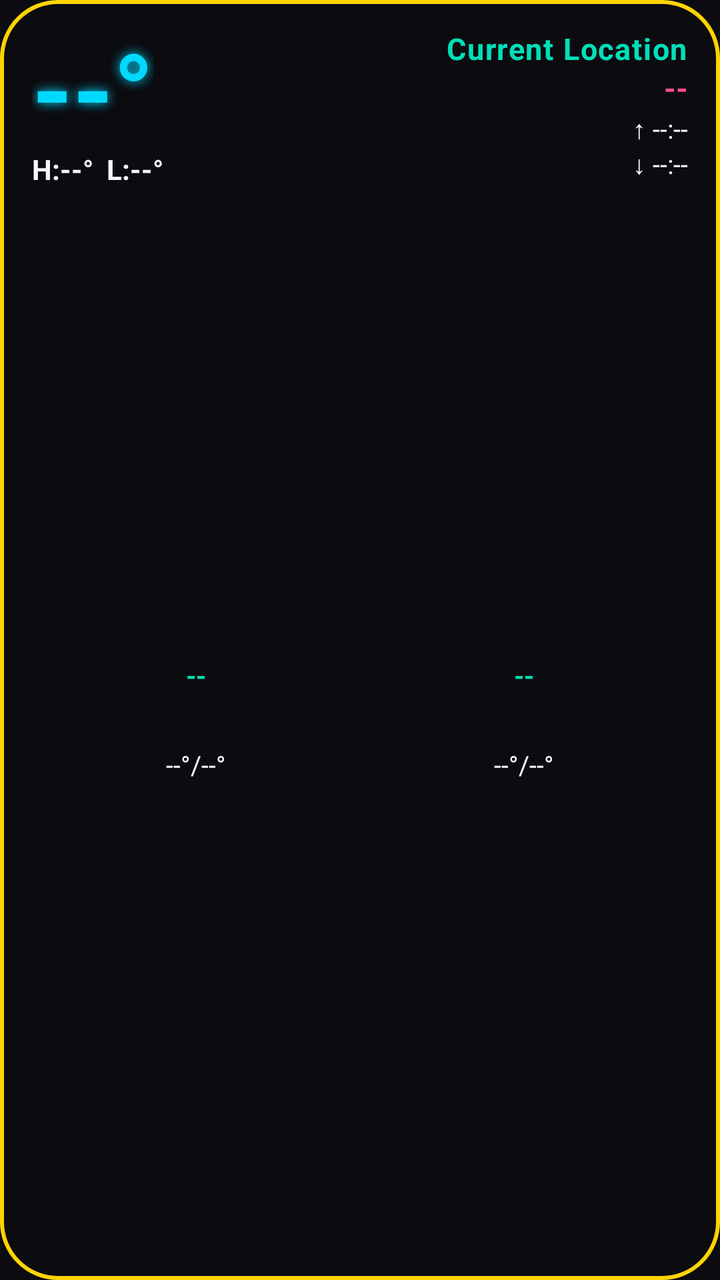
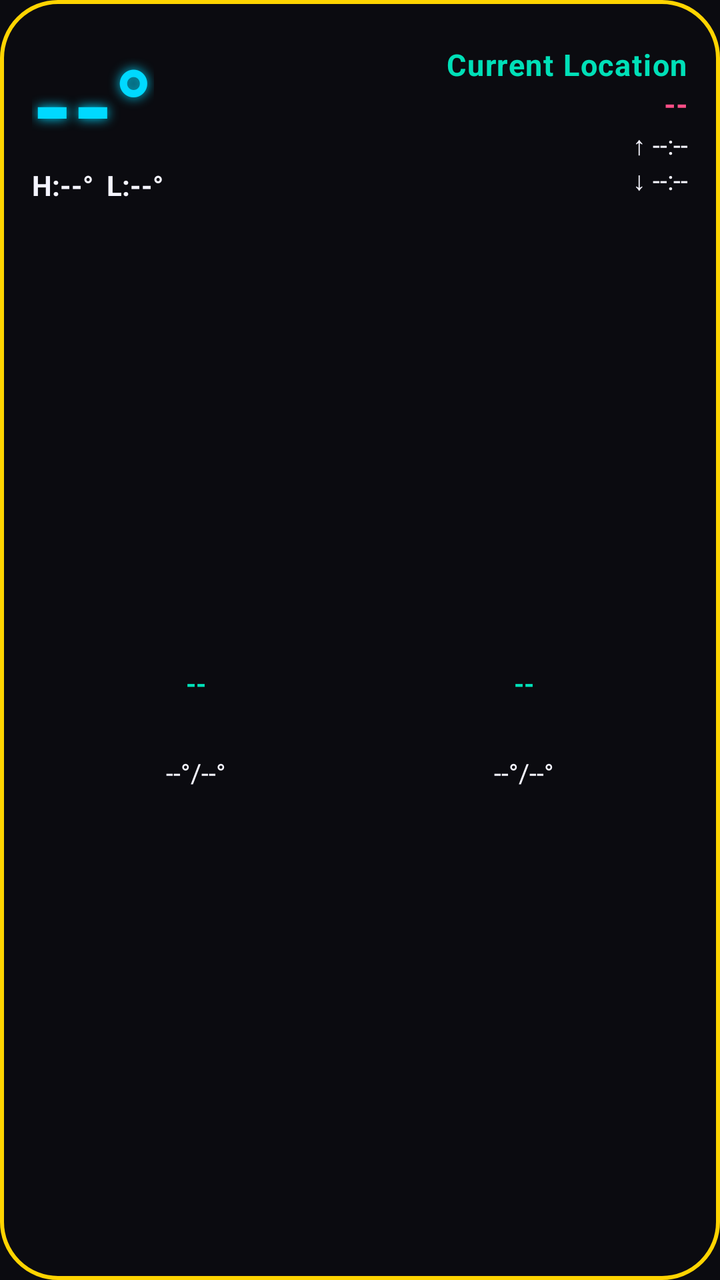

Before-and-after screenshots of an Android layout around one commit, followed by the original layout XML and the change that was made.
<!-- AndroidManifest.xml: application theme Theme.WeatherWidget -->
<!-- res/layout/widget_weather.xml -->
<?xml version="1.0" encoding="utf-8"?>
<LinearLayout xmlns:android="http://schemas.android.com/apk/res/android"
    android:id="@+id/weatherWidgetRoot"
    android:layout_width="match_parent"
    android:layout_height="match_parent"
    android:orientation="vertical"
    android:background="@drawable/widget_background"
    android:padding="16dp">

    <LinearLayout
        android:layout_width="match_parent"
        android:layout_height="wrap_content"
        android:orientation="horizontal">

        
        <LinearLayout
            android:layout_width="0dp"
            android:layout_weight="1"
            android:layout_height="wrap_content"
            android:orientation="vertical"
            android:gravity="start">

            <TextView
                android:id="@+id/tempText"
                android:layout_width="wrap_content"
                android:layout_height="wrap_content"
                android:includeFontPadding="false"
                android:textColor="@color/retro_cyan"
                android:textSize="52sp"
                android:textStyle="bold"
                android:shadowColor="@color/retro_cyan"
                android:shadowDx="0"
                android:shadowDy="0"
                android:shadowRadius="14"
                android:text="--°" />

            <TextView
                android:id="@+id/todayHighLowText"
                android:layout_width="wrap_content"
                android:layout_height="wrap_content"
                android:includeFontPadding="false"
                android:textColor="@color/retro_white"
                android:textSize="14sp"
                android:textStyle="bold"
                android:maxLines="1"
                android:ellipsize="end"
                android:text="H:--°  L:--°" />

        </LinearLayout>

        
        <LinearLayout
            android:layout_width="0dp"
            android:layout_weight="1"
            android:layout_height="wrap_content"
            android:orientation="vertical"
            android:gravity="end">

            <TextView
                android:id="@+id/locationText"
                android:layout_width="wrap_content"
                android:layout_height="wrap_content"
                android:includeFontPadding="false"
                android:textColor="@color/retro_teal"
                android:textSize="15sp"
                android:textStyle="bold"
                android:letterSpacing="0.04"
                android:maxLines="1"
                android:ellipsize="end"
                android:text="@string/current_location" />

            <LinearLayout
                android:id="@+id/conditionRow"
                android:layout_width="wrap_content"
                android:layout_height="wrap_content"
                android:orientation="horizontal"
                android:gravity="center_vertical">

                <TextView
                    android:id="@+id/conditionEmoji"
                    android:layout_width="wrap_content"
                    android:layout_height="wrap_content"
                    android:textSize="16sp"
                    android:layout_marginEnd="4dp"
                    android:text="" />

                <TextView
                    android:id="@+id/conditionText"
                    android:layout_width="wrap_content"
                    android:layout_height="wrap_content"
                    android:includeFontPadding="false"
                    android:textColor="@color/retro_pink"
                    android:textSize="15sp"
                    android:textStyle="bold"
                    android:maxLines="1"
                    android:ellipsize="end"
                    android:text="--" />

            </LinearLayout>

            
            <LinearLayout
                android:id="@+id/sunRow"
                android:layout_width="wrap_content"
                android:layout_height="wrap_content"
                android:orientation="vertical"
                android:gravity="end">

                <TextView
                    android:id="@+id/sunriseText"
                    android:layout_width="wrap_content"
                    android:layout_height="wrap_content"
                    android:includeFontPadding="false"
                    android:textColor="@color/retro_white"
                    android:textSize="13sp"
                    android:maxLines="1"
                    android:ellipsize="end"
                    android:text="↑ --:--" />

                <TextView
                    android:id="@+id/sunsetText"
                    android:layout_width="wrap_content"
                    android:layout_height="wrap_content"
                    android:includeFontPadding="false"
                    android:textColor="@color/retro_white"
                    android:textSize="13sp"
                    android:maxLines="1"
                    android:ellipsize="end"
                    android:text="↓ --:--" />

            </LinearLayout>

        </LinearLayout>

    </LinearLayout>

    
    <LinearLayout
        android:id="@+id/forecastRow"
        android:layout_width="match_parent"
        android:layout_height="0dp"
        android:layout_weight="1"
        android:orientation="horizontal"
        android:layout_marginTop="4dp">

        <LinearLayout
            android:layout_width="0dp"
            android:layout_weight="1"
            android:layout_height="match_parent"
            android:orientation="vertical"
            android:gravity="center">

            <TextView
                android:id="@+id/forecast1Day"
                android:layout_width="wrap_content"
                android:layout_height="wrap_content"
                android:includeFontPadding="false"
                android:textColor="@color/retro_teal"
                android:textStyle="bold"
                android:textSize="13sp"
                android:text="--" />

            <TextView
                android:id="@+id/forecast1Emoji"
                android:layout_width="wrap_content"
                android:layout_height="wrap_content"
                android:textSize="22sp"
                android:text="" />

            <TextView
                android:id="@+id/forecast1HighLow"
                android:layout_width="wrap_content"
                android:layout_height="wrap_content"
                android:includeFontPadding="false"
                android:textColor="@color/retro_white"
                android:textSize="13sp"
                android:text="--°/--°" />

        </LinearLayout>

        <LinearLayout
            android:layout_width="0dp"
            android:layout_weight="1"
            android:layout_height="match_parent"
            android:orientation="vertical"
            android:gravity="center">

            <TextView
                android:id="@+id/forecast2Day"
                android:layout_width="wrap_content"
                android:layout_height="wrap_content"
                android:includeFontPadding="false"
                android:textColor="@color/retro_teal"
                android:textStyle="bold"
                android:textSize="13sp"
                android:text="--" />

            <TextView
                android:id="@+id/forecast2Emoji"
                android:layout_width="wrap_content"
                android:layout_height="wrap_content"
                android:textSize="22sp"
                android:text="" />

            <TextView
                android:id="@+id/forecast2HighLow"
                android:layout_width="wrap_content"
                android:layout_height="wrap_content"
                android:includeFontPadding="false"
                android:textColor="@color/retro_white"
                android:textSize="13sp"
                android:text="--°/--°" />

        </LinearLayout>

    </LinearLayout>

    
    <TextView
        android:id="@+id/updatedText"
        android:layout_width="match_parent"
        android:layout_height="wrap_content"
        android:includeFontPadding="false"
        android:textColor="@color/retro_white_dim"
        android:textSize="10sp"
        android:maxLines="1"
        android:ellipsize="end"
        android:visibility="gone"
        android:text="" />

</LinearLayout>
<!-- resources referenced by this layout -->
<resources>
  <color name="retro_cyan">#00D9FF</color>
  <color name="retro_pink">#FF4F87</color>
  <color name="retro_teal">#00E0B8</color>
  <color name="retro_white">#F5F5FF</color>
  <color name="retro_white_dim">#8C8C99</color>
  <!-- drawable widget_background (drawable) -->
  <?xml version="1.0" encoding="utf-8"?>
  <layer-list xmlns:android="http://schemas.android.com/apk/res/android">
      <item>
          <shape android:shape="rectangle">
              <solid android:color="@color/widget_bg" />
              <corners android:radius="@dimen/widget_corner_radius" />
          </shape>
      </item>
      <item>
          <shape android:shape="rectangle">
              <stroke
                  android:width="2dp"
                  android:color="@color/retro_yellow" />
              <corners android:radius="@dimen/widget_corner_radius" />
          </shape>
      </item>
  </layer-list>
  <string name="current_location">Current Location</string>
  <style name="Theme.WeatherWidget" parent="Theme.MaterialComponents.NoActionBar">
          <item name="colorPrimary">@color/retro_teal</item>
          <item name="colorPrimaryDark">@color/black</item>
          <item name="colorAccent">@color/retro_cyan</item>
          <item name="android:windowBackground">@color/widget_bg</item>
          <item name="android:textColorPrimary">@color/retro_white</item>
          <item name="android:textColorSecondary">@color/retro_white</item>
      </style>
  <color name="widget_bg">#0B0B10</color>
  <dimen name="widget_corner_radius">20dp</dimen>
  <color name="retro_yellow">#FFD400</color>
  <color name="black">#000000</color>
</resources>

<!-- the commit's change to res/layout/widget_weather.xml (unified diff, before → after) -->
@@ -5,7 +5,10 @@
     android:layout_height="match_parent"
     android:orientation="vertical"
     android:background="@drawable/widget_background"
-    android:padding="16dp">
+    android:paddingTop="24dp"
+    android:paddingBottom="16dp"
+    android:paddingStart="16dp"
+    android:paddingEnd="16dp">
 
     <LinearLayout
         android:layout_width="match_parent"
